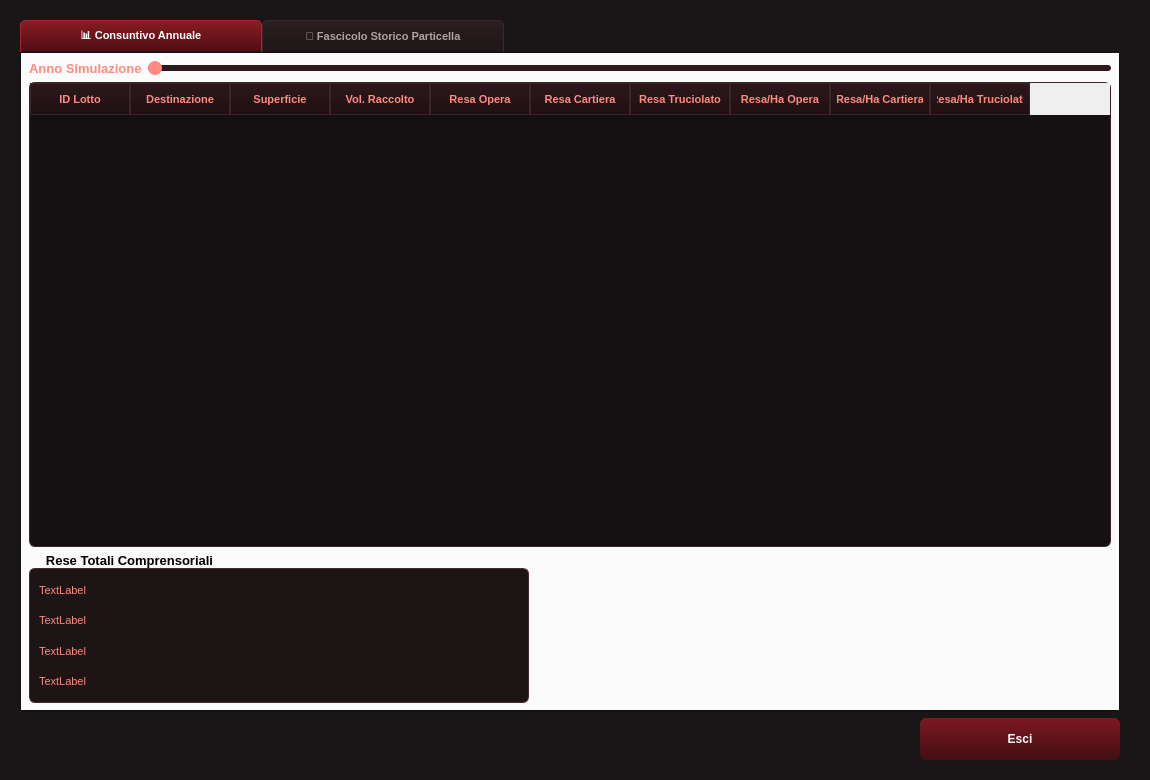
The window that GUI/form_valutazioni.ui (Seyen75/Gestione_Pioppeto) describes before a commit, drawn with Qt 5.
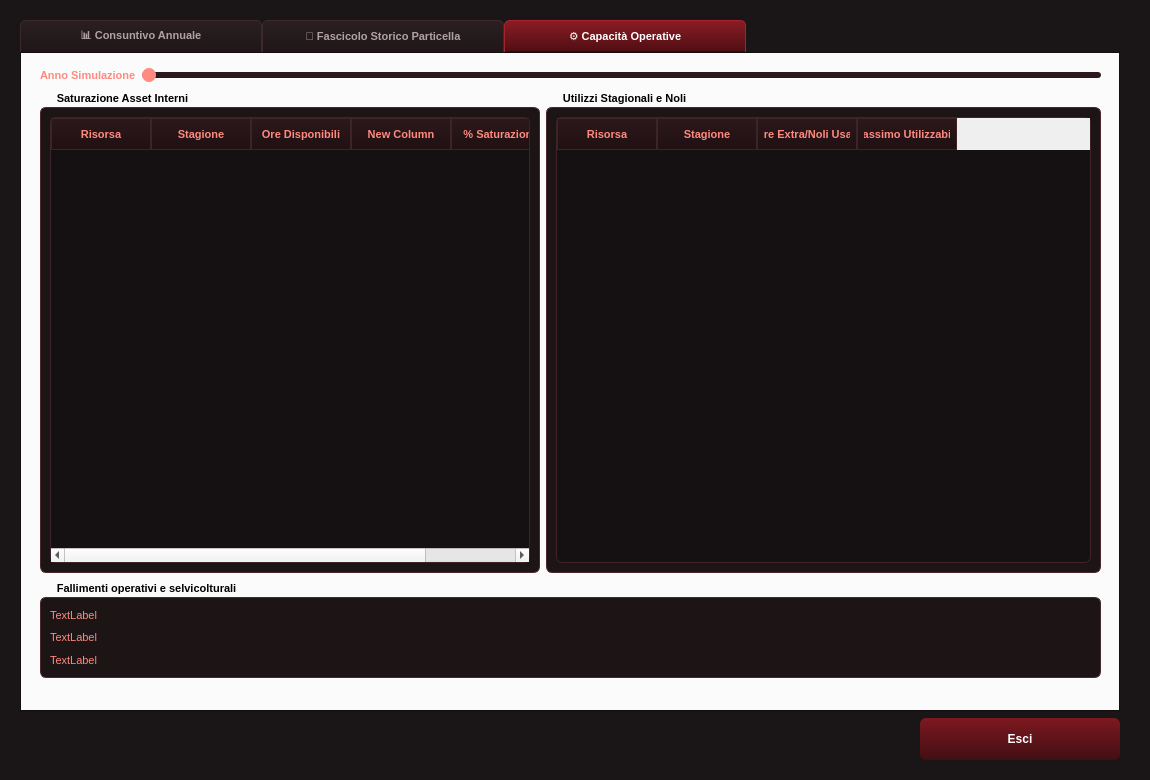
The same window after the commit. The open tabs and pages were chosen to show the change.

Commit message: Rivisistazione della struttura standard della ditta da simulare. Fatto tuning del motore di simulazione, soprattutto della parte relativa all'accrescimento dei lotti che era esageratamente sfasato per l'incidenza idrica.

```diff
--- a/GUI/form_valutazioni.ui
+++ b/GUI/form_valutazioni.ui
@@ -26,18 +26,15 @@
    <string>Reportistica Simulazione</string>
   </property>
   <property name="styleSheet">
-   <string notr="true">/* =========================================================================
-   SFONDO DELLA FINESTRA E DEI PANNELLI (Nuovo tono caldo armonizzato)
-   ========================================================================= */
+   <string notr="true">/* SFONDO DELLA FINESTRA E DEI PANNELLI (Nuovo tono caldo armonizzato) */
+
 QWidget#FormValutazioni, QTabWidget::pane {
-    background-color: #1a1516; /* Antracite caldissimo con una punta di bordeaux/terra d'ombra */
+    background-color: #1a1516;  /* Antracite */
 }
 
-/* =========================================================================
-   STILE RADICALE DELLE LINGUETTE (Ancoraggio forzato a sinistra)
-   ========================================================================= */
+/* STILE RADICALE DELLE LINGUETTE (Ancoraggio forzato a sinistra) */
 QTabWidget::tab-bar {
-    left: 0px; /* Spinge fisicamente l'inizio della barra al millimetro zero */
+    left: 0px;
 }
 
 QTabBar {
@@ -87,10 +84,30 @@
 }
 
 QLabel#lbl_anno_selezionato,
+QLabel#lbl_anno_selezionato_2,
 QLabel#lbl_titolo_lotto, 
 QGroupBox {
     font-weight: bold !important;
-    font-size: 13px !important;
+    font-size: 11px !important;
+}
+
+/* ---Label interne al GroupBox Rese Totali --- */
+QLabel#lbl_tot_3,
+QLabel#lbl_tot_4,
+QLabel#lbl_tot_5,
+QLabel#lbl_tot_6,
+QLabel#lbl_tot_7,
+QLabel#lbl_tot_8,
+QLabel#lbl_tot_9 {
+    font-size: 13px;
+    color: #ffecb3
+}
+
+QGroupBox#GroupBoxReseTotali {
+	color: #ff8a80 !important;
+    font-size: 16px;
+    font-weight: normal;
+    background: transparent;
 }
 
 QLabel#lbl_tipo_filiera_lotto {
@@ -335,7 +352,7 @@
        <item>
         <layout class="QHBoxLayout" name="horizontalLayout_4">
          <item>
-          <widget class="QGroupBox" name="groupBox">
+          <widget class="QGroupBox" name="GroupBoxReseTotali">
            <property name="minimumSize">
             <size>
              <width>0</width>
@@ -374,7 +391,28 @@
              </widget>
             </item>
             <item>
-             <widget class="QLabel" name="lbl_resa_ettaro_media_anno">
+             <widget class="QLabel" name="lbl_tot_6">
+              <property name="text">
+               <string>TextLabel</string>
+              </property>
+             </widget>
+            </item>
+            <item>
+             <widget class="QLabel" name="lbl_tot_7">
+              <property name="text">
+               <string>TextLabel</string>
+              </property>
+             </widget>
+            </item>
+            <item>
+             <widget class="QLabel" name="lbl_tot_8">
+              <property name="text">
+               <string>TextLabel</string>
+              </property>
+             </widget>
+            </item>
+            <item>
+             <widget class="QLabel" name="lbl_tot_9">
               <property name="text">
                <string>TextLabel</string>
               </property>
@@ -500,6 +538,162 @@
        </item>
       </layout>
      </widget>
+     <widget class="QWidget" name="tab_efficienza">
+      <attribute name="title">
+       <string>⚙️ Capacità Operative</string>
+      </attribute>
+      <widget class="QWidget" name="layoutWidget">
+       <property name="geometry">
+        <rect>
+         <x>20</x>
+         <y>10</y>
+         <width>1061</width>
+         <height>27</height>
+        </rect>
+       </property>
+       <layout class="QHBoxLayout" name="horizontalLayout_7">
+        <item>
+         <widget class="QLabel" name="lbl_anno_selezionato_2">
+          <property name="text">
+           <string>Anno Simulazione</string>
+          </property>
+         </widget>
+        </item>
+        <item>
+         <widget class="QSlider" name="sld_anno_report_capacita">
+          <property name="orientation">
+           <enum>Qt::Orientation::Horizontal</enum>
+          </property>
+         </widget>
+        </item>
+       </layout>
+      </widget>
+      <widget class="QGroupBox" name="groupBox">
+       <property name="geometry">
+        <rect>
+         <x>20</x>
+         <y>530</y>
+         <width>1061</width>
+         <height>96</height>
+        </rect>
+       </property>
+       <property name="title">
+        <string>Fallimenti operativi e selvicolturali</string>
+       </property>
+       <layout class="QVBoxLayout" name="verticalLayout_7">
+        <item>
+         <widget class="QLabel" name="lbl_tagli_falliti">
+          <property name="text">
+           <string>TextLabel</string>
+          </property>
+         </widget>
+        </item>
+        <item>
+         <widget class="QLabel" name="lbl_biologici_falliti">
+          <property name="text">
+           <string>TextLabel</string>
+          </property>
+         </widget>
+        </item>
+        <item>
+         <widget class="QLabel" name="lbl_generici_falliti">
+          <property name="text">
+           <string>TextLabel</string>
+          </property>
+         </widget>
+        </item>
+       </layout>
+      </widget>
+      <widget class="QWidget" name="horizontalLayoutWidget">
+       <property name="geometry">
+        <rect>
+         <x>20</x>
+         <y>40</y>
+         <width>1061</width>
+         <height>481</height>
+        </rect>
+       </property>
+       <layout class="QHBoxLayout" name="horizontalLayout_2">
+        <item>
+         <widget class="QGroupBox" name="groupBox_2">
+          <property name="maximumSize">
+           <size>
+            <width>500</width>
+            <height>16777215</height>
+           </size>
+          </property>
+          <property name="title">
+           <string>Saturazione Asset Interni</string>
+          </property>
+          <layout class="QVBoxLayout" name="verticalLayout_8">
+           <item>
+            <widget class="QTableWidget" name="tbl_saturazione">
+             <column>
+              <property name="text">
+               <string>Risorsa</string>
+              </property>
+             </column>
+             <column>
+              <property name="text">
+               <string>Stagione</string>
+              </property>
+             </column>
+             <column>
+              <property name="text">
+               <string>Ore Disponibili</string>
+              </property>
+             </column>
+             <column>
+              <property name="text">
+               <string>New Column</string>
+              </property>
+             </column>
+             <column>
+              <property name="text">
+               <string>% Saturazione</string>
+              </property>
+             </column>
+            </widget>
+           </item>
+          </layout>
+         </widget>
+        </item>
+        <item>
+         <widget class="QGroupBox" name="groupBox_3">
+          <property name="title">
+           <string>Utilizzi Stagionali e Noli</string>
+          </property>
+          <layout class="QVBoxLayout" name="verticalLayout_9">
+           <item>
+            <widget class="QTableWidget" name="tbl_stagionali_noli">
+             <column>
+              <property name="text">
+               <string>Risorsa</string>
+              </property>
+             </column>
+             <column>
+              <property name="text">
+               <string>Stagione</string>
+              </property>
+             </column>
+             <column>
+              <property name="text">
+               <string>Ore Extra/Noli Usati</string>
+              </property>
+             </column>
+             <column>
+              <property name="text">
+               <string>Massimo Utilizzabile</string>
+              </property>
+             </column>
+            </widget>
+           </item>
+          </layout>
+         </widget>
+        </item>
+       </layout>
+      </widget>
+     </widget>
     </widget>
    </item>
    <item>
```
Left out of the diff: 8 changed lines with no effect on the pictures. The commit also changes 19 other files.
